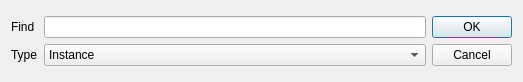
This is src/gui/ui/findDlg.ui in cunqinglan/OpenROAD_LRF as Qt 5 draws it before an edit. The edited form follows.
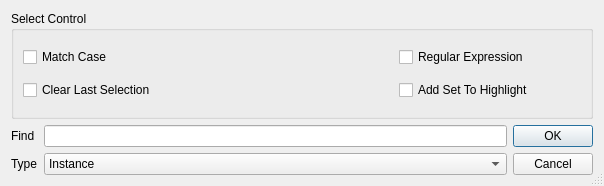
This is the edited form.

Commit message: Aded more controls to Find Dialog Box

The edit to the form file:
```diff
--- a/src/gui/ui/findDlg.ui
+++ b/src/gui/ui/findDlg.ui
@@ -2,30 +2,21 @@
 <ui version="4.0">
  <class>FindObjDialog</class>
  <widget class="QDialog" name="FindObjDialog">
+  <property name="enabled">
+   <bool>true</bool>
+  </property>
   <property name="geometry">
    <rect>
     <x>0</x>
     <y>0</y>
-    <width>523</width>
-    <height>82</height>
+    <width>604</width>
+    <height>186</height>
    </rect>
   </property>
-  <property name="sizePolicy">
-   <sizepolicy hsizetype="Preferred" vsizetype="Preferred">
-    <horstretch>0</horstretch>
-    <verstretch>0</verstretch>
-   </sizepolicy>
-  </property>
-  <property name="minimumSize">
-   <size>
-    <width>523</width>
-    <height>82</height>
-   </size>
-  </property>
   <property name="maximumSize">
    <size>
-    <width>523</width>
-    <height>82</height>
+    <width>604</width>
+    <height>186</height>
    </size>
   </property>
   <property name="sizeIncrement">
@@ -38,18 +29,57 @@
    <string>Find Object</string>
   </property>
   <property name="sizeGripEnabled">
-   <bool>false</bool>
+   <bool>true</bool>
   </property>
   <property name="modal">
    <bool>true</bool>
   </property>
   <layout class="QGridLayout" name="gridLayout_2">
    <item row="0" column="0">
+    <layout class="QVBoxLayout" name="verticalLayout_2">
+     <item>
+      <widget class="QGroupBox" name="groupBox">
+       <property name="title">
+        <string>Select Control</string>
+       </property>
     <layout class="QGridLayout" name="gridLayout">
      <item row="0" column="0">
+         <widget class="QCheckBox" name="matchCaseCheckBox">
+          <property name="text">
+           <string>Match Case</string>
+          </property>
+         </widget>
+        </item>
+        <item row="0" column="2">
+         <widget class="QCheckBox" name="matchRegExCheckBox">
+          <property name="text">
+           <string>Regular Expression</string>
+          </property>
+         </widget>
+        </item>
+        <item row="1" column="0" colspan="2">
+         <widget class="QCheckBox" name="clearLastSelCheckBox">
+          <property name="text">
+           <string>Clear Last Selection</string>
+          </property>
+         </widget>
+        </item>
+        <item row="1" column="2">
+         <widget class="QCheckBox" name="addToHighlightCheckBox">
+          <property name="text">
+           <string>Add Set To Highlight</string>
+          </property>
+         </widget>
+        </item>
+       </layout>
+      </widget>
+     </item>
+     <item>
+      <layout class="QHBoxLayout" name="horizontalLayout_6">
+       <item>
       <layout class="QVBoxLayout" name="verticalLayout">
        <item>
-        <layout class="QHBoxLayout" name="horizontalLayout_4">
+          <layout class="QHBoxLayout" name="horizontalLayout">
          <item>
           <widget class="QLabel" name="label">
            <property name="text">
@@ -58,12 +88,12 @@
           </widget>
          </item>
          <item>
-          <widget class="QLineEdit" name="lineEdit_2"/>
+            <widget class="QLineEdit" name="findObjEdit"/>
          </item>
         </layout>
        </item>
        <item>
-        <layout class="QHBoxLayout" name="horizontalLayout">
+          <layout class="QHBoxLayout" name="horizontalLayout_4">
          <item>
           <widget class="QLabel" name="label_4">
            <property name="text">
@@ -72,9 +102,9 @@
           </widget>
          </item>
          <item>
-          <widget class="QComboBox" name="comboBox">
+            <widget class="QComboBox" name="findObjType">
            <property name="sizePolicy">
-            <sizepolicy hsizetype="Expanding" vsizetype="Fixed">
+              <sizepolicy hsizetype="Expanding" vsizetype="Preferred">
              <horstretch>0</horstretch>
              <verstretch>0</verstretch>
             </sizepolicy>
@@ -100,7 +130,7 @@
        </item>
       </layout>
      </item>
-     <item row="0" column="1">
+       <item>
       <widget class="QDialogButtonBox" name="buttonBox">
        <property name="sizePolicy">
         <sizepolicy hsizetype="Fixed" vsizetype="Fixed">
@@ -115,6 +145,8 @@
         <set>QDialogButtonBox::Cancel|QDialogButtonBox::Ok</set>
        </property>
       </widget>
+       </item>
+      </layout>
      </item>
     </layout>
    </item>
```
Left out of the diff: 4 changed lines with no effect on the pictures. Lines whose indentation alone changed are shown as unchanged. The commit also changes 6 other files.
